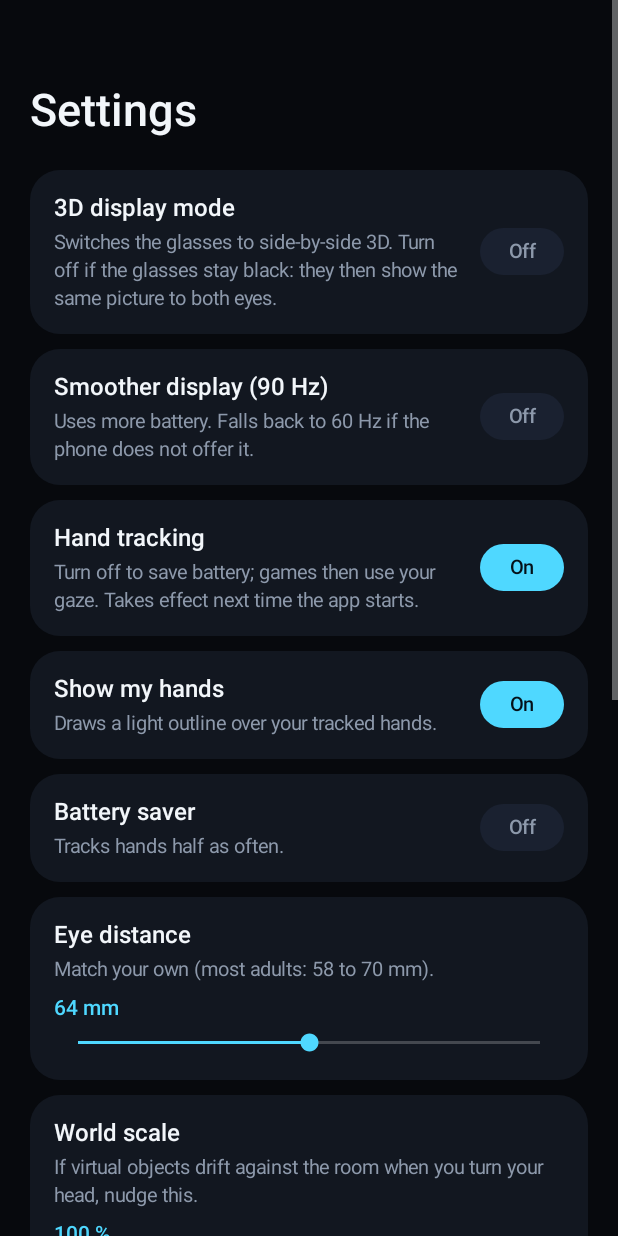
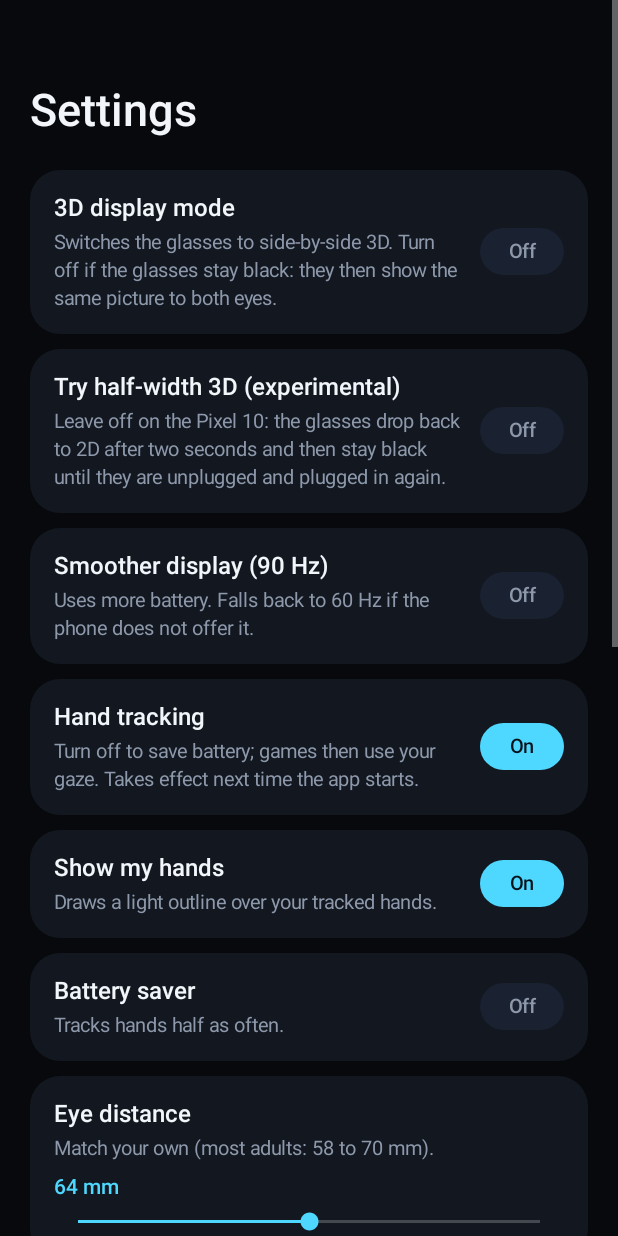
Before and after one commit to rfs2671/Xreal, an Android app: the screen it shows after launch (SettingsActivity), after a tap on "Settings", on a phone screen of 412 x 824 dp. Run offline under Robolectric (Android 15) with nearby library versions, the phone set to English and light mode, and no system bars; libraries missing offline, so code that uses them is left out: org.freedesktop.monado.

Commit message:
Do not attempt half-width 3D by default: it leaves the glasses black on the Pixel 10
Four attempts, four identical fallbacks to 2D after 2.3 s, after which the
glasses show nothing although the phone composites a correct picture. The
attempt is now behind a Settings switch (off); games start directly in 2D.

Co-Authored-By: Claude Fable 5.2 <noreply@anthropic.com>

```diff
--- a/app/src/main/java/dev/ultraxr/core/Settings.kt
+++ b/app/src/main/java/dev/ultraxr/core/Settings.kt
@@ -22,6 +22,11 @@ class Settings(context: Context) {
     var fovScale: Float get() = p.getFloat("fovScale", 1f); set(v) = p.edit().putFloat("fovScale", v).apply()
     var standingHeightM: Float get() = p.getFloat("height", 1.6f); set(v) = p.edit().putFloat("height", v).apply()
     /** How hands reach OpenXR applications: "auto" (by application), "hands" (joints only) or "controllers" (joints and Touch-shaped controllers). */
+    /**
+     * Whether to try the glasses' half-width 3D mode. Off by default: on the Pixel 10 the glasses fall back to 2D
+     * two seconds after the switch and then show no picture at all until they are plugged in again (17 Nov 2026).
+     */
+    var tryHalf3d: Boolean get() = p.getBoolean("tryHalf3d", false); set(v) = p.edit().putBoolean("tryHalf3d", v).apply()
     var xrInput: String get() = p.getString("xrInput", "auto") ?: "auto"; set(v) = p.edit().putString("xrInput", v).apply()
     var batterySaver: Boolean get() = p.getBoolean("saver", false); set(v) = p.edit().putBoolean("saver", v).apply()
     var firstRunDone: Boolean get() = p.getBoolean("firstRun", false); set(v) = p.edit().putBoolean("firstRun", v).apply()
--- a/app/src/main/java/dev/ultraxr/tracking/Tracking.kt
+++ b/app/src/main/java/dev/ultraxr/tracking/Tracking.kt
@@ -178,7 +178,7 @@ object Tracking : GlassesLink.Listener {
     private val stereoWanters = HashSet<String>()
     @Synchronized fun stereoWant(who: String, on: Boolean) {
         if (on) stereoWanters.add(who) else stereoWanters.remove(who)
-        link?.stereo?.want(stereoWanters.isNotEmpty())
+        link?.stereo?.want(stereoWanters.isNotEmpty() && settings.tryHalf3d)
     }
     /** True while the glasses are showing half-width 3D (or a test build pretends they are). */
     @Volatile var forceHalfStereo = false
--- a/app/src/main/java/dev/ultraxr/ui/LauncherActivity.kt
+++ b/app/src/main/java/dev/ultraxr/ui/LauncherActivity.kt
@@ -304,6 +304,8 @@ class LauncherActivity : Activity(), Tracking.Observer {
         val link = Tracking.link
         val glasses = link?.state == GlassesLink.State.STREAMING
         if (!glasses || Tracking.halfStereoActive || dev.ultraxr.glasses.DisplayDiagnostics.sideBySidePresent(this)) { stage?.stop(); launch(true); return }
+        // Half-width 3D is not attempted unless switched on in Settings: on this phone the attempt leaves the glasses black.
+        if (!Tracking.settings.tryHalf3d) { stage?.stop(); launch(false); return }
         startingGame = true
         link!!.stereo.reset()
         Tracking.stereoWant("game", true)
--- a/app/src/main/java/dev/ultraxr/ui/SettingsActivity.kt
+++ b/app/src/main/java/dev/ultraxr/ui/SettingsActivity.kt
@@ -26,6 +26,7 @@ class SettingsActivity : Activity() {
         root.add(toggle("3D display mode", "Switches the glasses to side-by-side 3D. Turn off if the glasses stay black: they then show the same picture to both eyes.", s.use3d) {
             s.use3d = it; Tracking.link?.applyDisplayMode(Tracking.wantedMode())
         }, topDp = 22)
+        root.add(toggle("Try half-width 3D (experimental)", "Leave off on the Pixel 10: the glasses drop back to 2D after two seconds and then stay black until they are unplugged and plugged in again.", s.tryHalf3d) { s.tryHalf3d = it }, topDp = 10)
         root.add(toggle("Smoother display (90 Hz)", "Uses more battery. Falls back to 60 Hz if the phone does not offer it.", s.refresh90) {
             s.refresh90 = it; Tracking.link?.applyDisplayMode(Tracking.wantedMode())
         }, topDp = 10)
```
Also changed, not shown: 1 other file.
